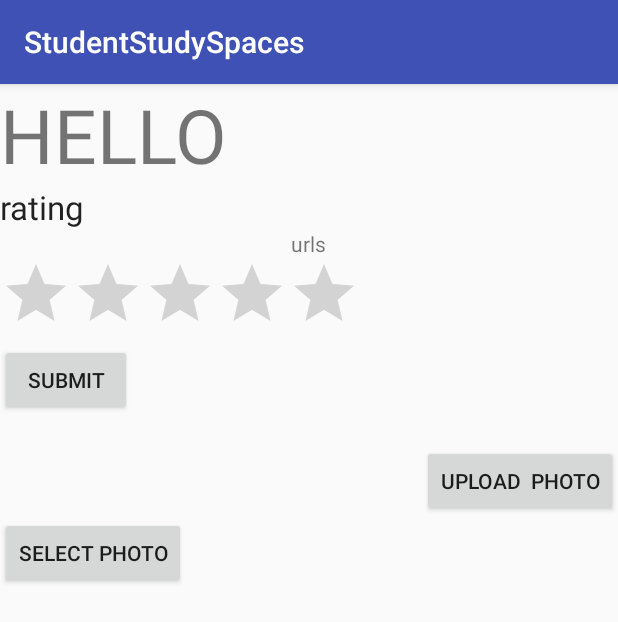
After one commit to angusjlowe/dpnm-2016, an Android app: the InfoWindow screen opened directly, with no data from a screen before it, on a phone screen of 412 x 824 dp. The commit adds this screen. Shown: the top 622 px of the screen. Run offline under Robolectric (Android 15) with nearby library versions, the phone set to English and light mode, and no system bars; our stand-ins replace Firebase (no records; nobody signed in at launch, a user with empty details on screens opened directly); 3 statements that could not run were skipped.

Commit message:
added photo uploading capabilities and rating for specific locations through the maps api

```diff
--- a/StudentStudySpaces/app/src/main/AndroidManifest.xml
+++ b/StudentStudySpaces/app/src/main/AndroidManifest.xml
@@ -47,7 +47,8 @@
             android:label="@string/title_activity_maps" />
         <activity android:name=".AddComments" />
         <activity android:name=".GoogleSignInActivity" />
-        <activity android:name=".CheckIn"></activity>
+        <activity android:name=".CheckIn" />
+        <activity android:name=".InfoWindow"></activity>
     </application>
 
 </manifest>
--- /dev/null
+++ b/StudentStudySpaces/app/src/main/java/com/angusjlowe/studentstudyspaces/InfoWindow.java
@@ -0,0 +1,204 @@
+package com.angusjlowe.studentstudyspaces;
+
+
+import android.content.Intent;
+import android.graphics.Bitmap;
+import android.media.Rating;
+import android.net.Uri;
+import android.os.Bundle;
+import android.provider.MediaStore;
+import android.support.annotation.NonNull;
+import android.support.v7.app.AppCompatActivity;
+import android.view.View;
+import android.widget.Button;
+import android.widget.EditText;
+import android.widget.ImageView;
+import android.widget.RatingBar;
+import android.widget.TextView;
+import android.widget.Toast;
+
+import com.google.android.gms.maps.GoogleMap;
+import com.google.android.gms.tasks.OnFailureListener;
+import com.google.android.gms.tasks.OnSuccessListener;
+import com.google.android.gms.vision.text.Text;
+import com.google.firebase.auth.FirebaseAuth;
+import com.google.firebase.auth.FirebaseUser;
+import com.google.firebase.database.DataSnapshot;
+import com.google.firebase.database.DatabaseError;
+import com.google.firebase.database.DatabaseReference;
+import com.google.firebase.database.FirebaseDatabase;
+import com.google.firebase.database.GenericTypeIndicator;
+import com.google.firebase.database.ValueEventListener;
+import com.google.firebase.storage.FirebaseStorage;
+import com.google.firebase.storage.StorageReference;
+import com.google.firebase.storage.UploadTask;
+
+import java.io.File;
+import java.io.IOException;
+import java.net.URI;
+import java.net.URL;
+import java.util.ArrayList;
+import java.util.Arrays;
+import java.util.List;
+import java.util.Map;
+
+/**
+ * Created by Sungjin Park on 7/6/2016.
+ */
+public class InfoWindow extends AppCompatActivity {
+    private GoogleMap mMap;
+    private static final int LOCATION_PERMISSION_REQUEST_CODE = 1;
+    private boolean mPermissionDenied = false;
+    private static Button bsubmit;
+    private static TextView trating;
+    private static RatingBar ratingb;
+    private TextView textViewUrls;
+    private DatabaseReference ref;
+    private DatabaseReference studySpace;
+    private DatabaseReference ratingList;
+    private String locationKey;
+    private Map<String, Object> map;
+    private TextView textViewData;
+    private String ratingListString;
+    private String imageUrls;
+    private Uri uri;
+    private UploadTask uploadTask;
+    private StorageReference storageReference;
+    private StorageReference studySpacePhotoRef;
+    private FirebaseUser user;
+    private FirebaseAuth auth;
+
+    private FirebaseStorage storage;
+
+    private int PICK_IMAGE_REQUEST = 1;
+
+    @Override
+    protected void onCreate(Bundle savedInstanceState) {
+        super.onCreate(savedInstanceState);
+        setContentView(R.layout.activity_info_window);
+        Intent i = getIntent();
+        locationKey = i.getStringExtra("KEY");
+        ref = FirebaseDatabase.getInstance().getReference();
+        studySpace = ref.child("study_spaces").child(locationKey);
+        ratingList = studySpace.child("rating_list");
+        storage = FirebaseStorage.getInstance();
+        storageReference = storage.getReferenceFromUrl("gs://studentstudyspaces.appspot.com");
+        auth = FirebaseAuth.getInstance();
+        user = auth.getCurrentUser();
+        ratingb = (RatingBar) findViewById(R.id.ratingBar);
+        bsubmit = (Button) findViewById(R.id.buttonsbm);
+        textViewData = (TextView) findViewById(R.id.textViewData);
+        trating = (TextView) findViewById(R.id.textv);
+        textViewUrls = (TextView) findViewById(R.id.textViewUrls);
+        listenerForRatingBar();
+        //placeCurrentPhotos();
+        bsubmit.setOnClickListener(new View.OnClickListener() {
+            @Override
+            public void onClick(View view) {
+                Toast.makeText(InfoWindow.this, String.valueOf(ratingb.getRating()),Toast.LENGTH_SHORT).show();
+                String newRatingListString = ratingListString + ", " + String.valueOf(ratingb.getRating());
+                ratingList.setValue(newRatingListString);
+                bsubmit.setVisibility(View.INVISIBLE);
+
+            }
+        });
+        studySpace.addListenerForSingleValueEvent(new ValueEventListener() {
+            @Override
+            public void onDataChange(DataSnapshot dataSnapshot) {
+                GenericTypeIndicator<Map<String, Object>> genericTypeIndicator = new GenericTypeIndicator<Map<String,Object>>() {};
+                map = dataSnapshot.getValue(genericTypeIndicator);
+                String dataString = map.toString();
+                textViewData.setText(dataString);
+                ratingListString = (String) map.get("rating_list");
+                imageUrls = (String) map.get("image");
+            }
+
+            @Override
+            public void onCancelled(DatabaseError databaseError) {
+
+            }
+        });
+
+
+    }
+    public void listenerForRatingBar() {
+        ratingb.setOnRatingBarChangeListener(
+                new RatingBar.OnRatingBarChangeListener(){
+                    @Override
+                    public void onRatingChanged(RatingBar ratingBar, float rating, boolean fromUser){
+                        trating.setText(String.valueOf(rating));
+                    }
+                }
+        );
+    }
+
+    @Override
+    protected void onActivityResult(int requestCode, int resultCode, Intent data) {
+        super.onActivityResult(requestCode, resultCode, data);
+
+        if (requestCode == PICK_IMAGE_REQUEST && resultCode == RESULT_OK && data != null && data.getData() != null) {
+
+            uri = data.getData();
+
+            try {
+                Bitmap bitmap = MediaStore.Images.Media.getBitmap(getContentResolver(), uri);
+                // Log.d(TAG, String.valueOf(bitmap));
+
+                ImageView imageView = (ImageView) findViewById(R.id.imageView);
+                imageView.setImageBitmap(bitmap);
+            } catch (IOException e) {
+                e.printStackTrace();
+            }
+        }
+    }
+
+
+
+    public void selectPhoto(View v) {
+        Intent intent = new Intent();
+// Show only images, no videos or anything else
+        intent.setType("image/*");
+        intent.setAction(Intent.ACTION_GET_CONTENT);
+// Always show the chooser (if there are multiple options available)
+        startActivityForResult(Intent.createChooser(intent, "Select Picture"), PICK_IMAGE_REQUEST);
+
+    }
+
+    public void uploadPhoto(View v) {
+        Uri file = uri;
+        studySpacePhotoRef = storageReference.child("images/").child(locationKey).child(user.getUid());
+        uploadTask = studySpacePhotoRef.putFile(file);
+
+
+// Register observers to listen for when the download is done or if it fails
+        uploadTask.addOnFailureListener(new OnFailureListener() {
+            @Override
+            public void onFailure(@NonNull Exception exception) {
+                // Handle unsuccessful uploads
+            }
+        }).addOnSuccessListener(new OnSuccessListener<UploadTask.TaskSnapshot>() {
+            @Override
+            public void onSuccess(UploadTask.TaskSnapshot taskSnapshot) {
+                // taskSnapshot.getMetadata() contains file metadata such as size, content-type, and download URL.
+                //Uri downloadUrl = taskSnapshot.getDownloadUrl();
+            }
+        });
+//        Uri url = studySpacePhotoRef.getDownloadUrl().getResult();
+  //      String urlString = url.toString();
+    //    imageUrls += urlString + ", ";
+      //  studySpace.child("image").setValue(imageUrls);
+        Toast.makeText(InfoWindow.this, "Photo Uploaded Successfully",Toast.LENGTH_SHORT).show();
+    }
+
+/*    public void placeCurrentPhotos() {
+        if(!(imageUrls.equals(""))) {
+            List<String> list = new ArrayList<String>(Arrays.asList(imageUrls.split(", ")));
+            String urls = new String("");
+            for(String s : list) {
+                urls += s + " ";
+            }
+            textViewUrls.setText(urls);
+        }
+
+    }*/
+}
--- a/StudentStudySpaces/app/src/main/java/com/angusjlowe/studentstudyspaces/StaticValues.java
+++ b/StudentStudySpaces/app/src/main/java/com/angusjlowe/studentstudyspaces/StaticValues.java
@@ -8,7 +8,6 @@ import java.util.HashMap;
  * Created by Angus on 2016-07-01.
  */
 public class StaticValues {
-    public static HashMap<String, LatLng> namesAndCoords;
-    public static HashMap<String, Object> locationDetails;
+    public static HashMap<String[], LatLng> KeysNamesAndCoords;
     public static String userName;
 }
--- /dev/null
+++ b/StudentStudySpaces/app/src/main/res/layout/activity_info_window.xml
@@ -0,0 +1,74 @@
+<?xml version="1.0" encoding="utf-8"?>
+<LinearLayout xmlns:android="http://schemas.android.com/apk/res/android"
+    android:orientation="vertical" android:layout_width="match_parent"
+    android:layout_height="match_parent"
+    android:weightSum="1">
+
+    <TextView
+        android:layout_width="wrap_content"
+        android:layout_height="wrap_content"
+        android:textAppearance="?android:attr/textAppearanceSmall"
+        android:text="HELLO"
+        android:id="@+id/textView"
+        android:textSize="50dp" />
+
+    <TextView
+        android:layout_width="wrap_content"
+        android:layout_height="wrap_content"
+        android:textAppearance="?android:attr/textAppearanceLarge"
+        android:id="@+id/textv"
+        android:text="rating" />
+
+    <TextView
+        android:layout_width="wrap_content"
+        android:layout_height="wrap_content"
+        android:textAppearance="?android:attr/textAppearanceSmall"
+        android:text="urls"
+        android:id="@+id/textViewUrls"
+        android:layout_gravity="center_horizontal" />
+
+    <RatingBar
+        android:layout_width="wrap_content"
+        android:layout_height="wrap_content"
+        android:id="@+id/ratingBar"
+        android:numStars="5"
+        android:rating="0"
+        android:stepSize="0.5" />
+
+    <Button
+        android:layout_width="wrap_content"
+        android:layout_height="wrap_content"
+        android:text="Submit"
+        android:id="@+id/buttonsbm" />
+
+    <TextView
+        android:layout_width="wrap_content"
+        android:layout_height="wrap_content"
+        android:text="Text View"
+        android:id="@+id/textViewData"
+        android:layout_gravity="center_horizontal" />
+
+    <Button
+        android:layout_width="wrap_content"
+        android:layout_height="wrap_content"
+        android:text="Upload  Photo"
+        android:id="@+id/buttonUploadPhoto"
+        android:layout_gravity="right"
+        android:onClick="uploadPhoto"/>
+
+    <Button
+        android:layout_width="wrap_content"
+        android:layout_height="wrap_content"
+        android:text="Select Photo"
+        android:id="@+id/buttonSelectPhoto"
+        android:onClick="selectPhoto"/>
+
+
+    <ImageView
+        android:layout_width="164dp"
+        android:layout_height="wrap_content"
+        android:id="@+id/imageView"
+        android:layout_gravity="center_horizontal"
+        android:layout_weight="0.64" />
+
+</LinearLayout>
```
Also changed, not shown: StudentStudySpaces/app/src/main/java/com/angusjlowe/studentstudyspaces/GoogleSignInActivity.java (+7 -1 lines), StudentStudySpaces/app/src/main/java/com/angusjlowe/studentstudyspaces/MainActivity.java (+8 -6 lines), StudentStudySpaces/app/src/main/java/com/angusjlowe/studentstudyspaces/MapsActivity.java (+99 -8 lines), StudentStudySpaces/app/src/main/java/com/angusjlowe/studentstudyspaces/PermissionUtils.java (added, +165 -0 lines), StudentStudySpaces/app/src/main/res/layout/activity_google.xml (+11 -0 lines).
